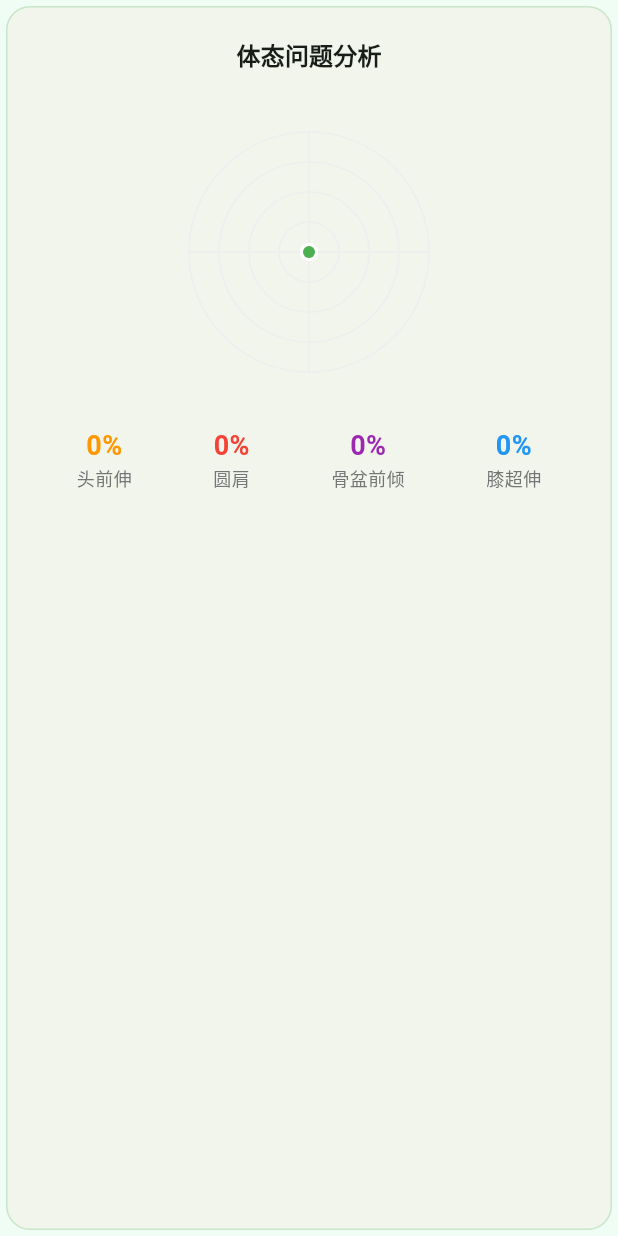
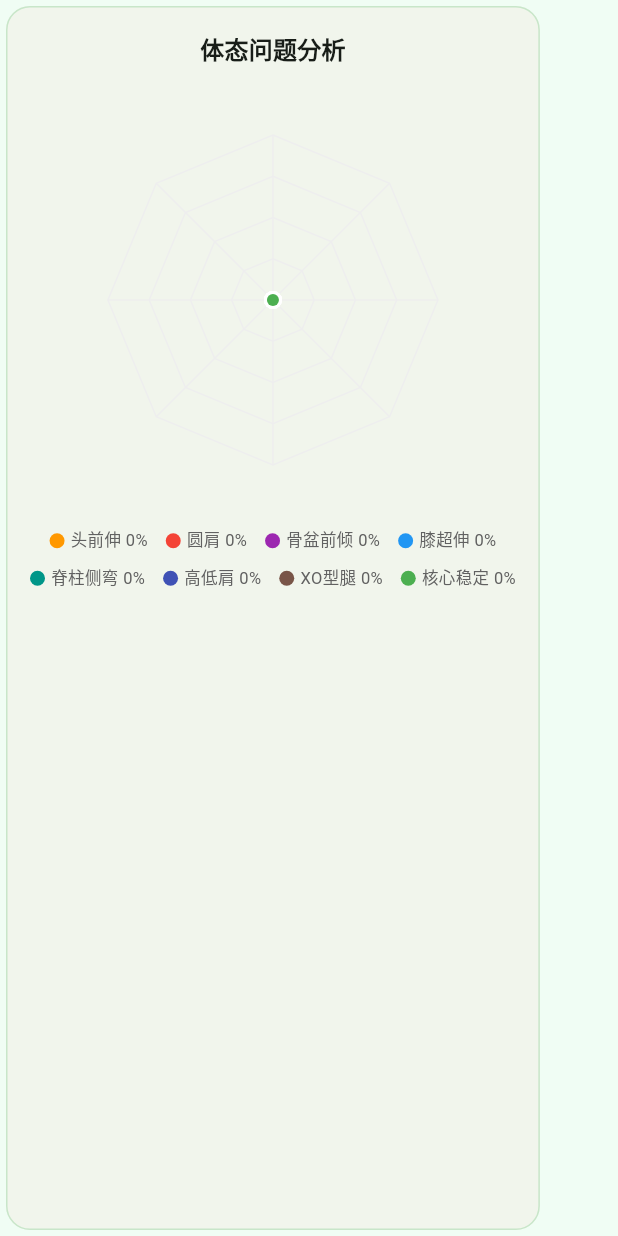
Before and after one commit to Miasakiii/KBjiaolian, a Flutter app: the RadarChartWidget widget shown alone on an empty page, opened directly with empty values, on a phone screen of 412 x 824 dp. Run offline on Flutter 3.47's test engine with Material 3 defaults, Android fonts, the phone set to English and light mode, and no system bars; our stand-ins replace go_router, image_picker, shared_preferences; accounts and stored records are empty; network calls fail.

Commit message:
feat(mobile): 扩展雷达图 4→8 维度

```diff
--- a/mobile/lib/models/analysis_result.dart
+++ b/mobile/lib/models/analysis_result.dart
@@ -59,12 +59,20 @@ class RadarData {
   final int roundShoulder;
   final int pelvicTilt;
   final int kneeExtension;
+  final int spinalCurvature;
+  final int shoulderHeight;
+  final int legAlignment;
+  final int coreStability;
 
   RadarData({
     required this.headForward,
     required this.roundShoulder,
     required this.pelvicTilt,
     required this.kneeExtension,
+    required this.spinalCurvature,
+    required this.shoulderHeight,
+    required this.legAlignment,
+    required this.coreStability,
   });
 
   factory RadarData.fromJson(Map<String, dynamic> json) {
@@ -73,6 +81,10 @@ class RadarData {
       roundShoulder: json['roundShoulder'] ?? 0,
       pelvicTilt: json['pelvicTilt'] ?? 0,
       kneeExtension: json['kneeExtension'] ?? 0,
+      spinalCurvature: json['spinalCurvature'] ?? 0,
+      shoulderHeight: json['shoulderHeight'] ?? 0,
+      legAlignment: json['legAlignment'] ?? 0,
+      coreStability: json['coreStability'] ?? 0,
     );
   }
 
@@ -82,6 +94,10 @@ class RadarData {
       'roundShoulder': roundShoulder,
       'pelvicTilt': pelvicTilt,
       'kneeExtension': kneeExtension,
+      'spinalCurvature': spinalCurvature,
+      'shoulderHeight': shoulderHeight,
+      'legAlignment': legAlignment,
+      'coreStability': coreStability,
     };
   }
 }
--- a/mobile/lib/widgets/analyze/radar_chart.dart
+++ b/mobile/lib/widgets/analyze/radar_chart.dart
@@ -8,28 +8,62 @@ class RadarChartWidget extends StatelessWidget {
 
   const RadarChartWidget({super.key, required this.data});
 
+  static const _labels = [
+    '头前伸',
+    '圆肩',
+    '骨盆前倾',
+    '膝超伸',
+    '脊柱侧弯',
+    '高低肩',
+    'XO型腿',
+    '核心稳定',
+  ];
+
+  static const _colors = [
+    Colors.orange,
+    Colors.red,
+    Colors.purple,
+    Colors.blue,
+    Colors.teal,
+    Colors.indigo,
+    Colors.brown,
+    Colors.green,
+  ];
+
+  List<int> get _values => [
+        data.headForward,
+        data.roundShoulder,
+        data.pelvicTilt,
+        data.kneeExtension,
+        data.spinalCurvature,
+        data.shoulderHeight,
+        data.legAlignment,
+        data.coreStability,
+      ];
+
   @override
   Widget build(BuildContext context) {
     return Card(
       child: Padding(
-        padding: const EdgeInsets.all(20),
+        padding: const EdgeInsets.all(16),
         child: Column(
           children: [
             Text(
               '体态问题分析',
               style: Theme.of(context).textTheme.titleMedium?.copyWith(
-                fontWeight: FontWeight.bold,
-              ),
+                    fontWeight: FontWeight.bold,
+                  ),
             ),
-            const SizedBox(height: 20),
+            const SizedBox(height: 16),
             SizedBox(
-              height: 200,
+              height: 280,
+              width: 280,
               child: CustomPaint(
-                size: const Size(200, 200),
+                size: const Size(280, 280),
                 painter: _RadarChartPainter(data: data),
               ),
             ),
-            const SizedBox(height: 16),
+            const SizedBox(height: 12),
             _buildLegend(),
           ],
         ),
@@ -38,126 +72,115 @@ class RadarChartWidget extends StatelessWidget {
   }
 
   Widget _buildLegend() {
-    final items = [
-      _LegendItem('头前伸', data.headForward, Colors.orange),
-      _LegendItem('圆肩', data.roundShoulder, Colors.red),
-      _LegendItem('骨盆前倾', data.pelvicTilt, Colors.purple),
-      _LegendItem('膝超伸', data.kneeExtension, Colors.blue),
-    ];
-
-    return Row(
-      mainAxisAlignment: MainAxisAlignment.spaceAround,
-      children: items.map((item) {
-        return Column(
+    return Wrap(
+      spacing: 12,
+      runSpacing: 8,
+      alignment: WrapAlignment.center,
+      children: List.generate(_labels.length, (i) {
+        return Row(
+          mainAxisSize: MainAxisSize.min,
           children: [
-            Text(
-              '${item.value}%',
-              style: TextStyle(
-                fontSize: 18,
-                fontWeight: FontWeight.bold,
-                color: item.color,
+            Container(
+              width: 10,
+              height: 10,
+              decoration: BoxDecoration(
+                color: _colors[i],
+                shape: BoxShape.circle,
               ),
             ),
+            const SizedBox(width: 4),
             Text(
-              item.label,
-              style: TextStyle(
-                fontSize: 12,
-                color: Colors.grey.shade600,
-              ),
+              '${_labels[i]} ${_values[i]}%',
+              style: TextStyle(fontSize: 11, color: Colors.grey.shade700),
             ),
           ],
         );
-      }).toList(),
+      }),
     );
   }
-}
-
-class _LegendItem {
-  final String label;
-  final int value;
-  final Color color;
-
-  _LegendItem(this.label, this.value, this.color);
 }
 
 class _RadarChartPainter extends CustomPainter {
   final RadarData data;
 
+  static const int _axisCount = 8;
+
   _RadarChartPainter({required this.data});
+
+  List<int> get _values => [
+        data.headForward,
+        data.roundShoulder,
+        data.pelvicTilt,
+        data.kneeExtension,
+        data.spinalCurvature,
+        data.shoulderHeight,
+        data.legAlignment,
+        data.coreStability,
+      ];
 
   @override
   void paint(Canvas canvas, Size size) {
     final center = Offset(size.width / 2, size.height / 2);
-    final radius = min(size.width, size.height) / 2 - 20;
+    final radius = min(size.width, size.height) / 2 - 30;
 
-    // 画背景网格
     _drawGrid(canvas, center, radius);
-
-    // 画数据区域
     _drawData(canvas, center, radius);
-
-    // 画数据点
     _drawPoints(canvas, center, radius);
   }
 
+  double _axisAngle(int index) => -pi / 2 + 2 * pi * index / _axisCount;
+
   void _drawGrid(Canvas canvas, Offset center, double radius) {
-    final paint = Paint()
+    final gridPaint = Paint()
       ..color = Colors.grey.shade200
       ..style = PaintingStyle.stroke
       ..strokeWidth = 1;
 
-    // 画同心圆
-    for (int i = 1; i <= 4; i++) {
-      final r = radius * i / 4;
-      canvas.drawCircle(center, r, paint);
+    for (int ring = 1; ring <= 4; ring++) {
+      final r = radius * ring / 4;
+      final path = Path();
+      for (int i = 0; i < _axisCount; i++) {
+        final angle = _axisAngle(i);
+        final point = Offset(center.dx + r * cos(angle), center.dy + r * sin(angle));
+        if (i == 0) {
+          path.moveTo(point.dx, point.dy);
+        } else {
+          path.lineTo(point.dx, point.dy);
+        }
+      }
+      path.close();
+      canvas.drawPath(path, gridPaint);
     }
 
-    // 画轴线
-    final angles = [-pi / 2, 0, pi / 2, pi];
-    for (final angle in angles) {
+    for (int i = 0; i < _axisCount; i++) {
+      final angle = _axisAngle(i);
       final endPoint = Offset(
         center.dx + radius * cos(angle),
         center.dy + radius * sin(angle),
       );
-      canvas.drawLine(center, endPoint, paint);
+      canvas.drawLine(center, endPoint, gridPaint);
     }
   }
 
   void _drawData(Canvas canvas, Offset center, double radius) {
-    final values = [
-      data.headForward / 100,
-      data.roundShoulder / 100,
-      data.pelvicTilt / 100,
-      data.kneeExtension / 100,
-    ];
-
-    final angles = [-pi / 2, 0, pi / 2, pi];
     final path = Path();
-
-    for (int i = 0; i < values.length; i++) {
-      final angle = angles[i];
-      final r = radius * values[i];
-      final point = Offset(
-        center.dx + r * cos(angle),
-        center.dy + r * sin(angle),
-      );
-
+    for (int i = 0; i < _axisCount; i++) {
+      final angle = _axisAngle(i);
+      final r = radius * (_values[i] / 100).clamp(0.0, 1.0);
+      final point = Offset(center.dx + r * cos(angle), center.dy + r * sin(angle));
       if (i == 0) {
         path.moveTo(point.dx, point.dy);
       } else {
         path.lineTo(point.dx, point.dy);
       }
     }
-
     path.close();
 
-    // 填充
     final fillPaint = Paint()
       ..color = Colors.green.withValues(alpha: 0.2)
       ..style = PaintingStyle.fill;
     canvas.drawPath(path, fillPaint);
 
-    // 边框
     final strokePaint = Paint()
       ..color = Colors.green
       ..style = PaintingStyle.stroke
@@ -166,39 +189,29 @@ class _RadarChartPainter extends CustomPainter {
   }
 
   void _drawPoints(Canvas canvas, Offset center, double radius) {
-    final values = [
-      data.headForward / 100,
-      data.roundShoulder / 100,
-      data.pelvicTilt / 100,
-      data.kneeExtension / 100,
-    ];
-
-    final angles = [-pi / 2, 0, pi / 2, pi];
-    final paint = Paint()
+    final fillPaint = Paint()
       ..color = Colors.green
       ..style = PaintingStyle.fill;
+    final bgPaint = Paint()..color = Colors.white;
 
-    for (int i = 0; i < values.length; i++) {
-      final angle = angles[i];
-      final r = radius * values[i];
-      final point = Offset(
-        center.dx + r * cos(angle),
-        center.dy + r * sin(angle),
-      );
-
-      // 白色背景
-      canvas.drawCircle(point, 6, Paint()..color = Colors.white);
-      // 绿色点
-      canvas.drawCircle(point, 4, paint);
+    for (int i = 0; i < _axisCount; i++) {
+      final angle = _axisAngle(i);
+      final r = radius * (_values[i] / 100).clamp(0.0, 1.0);
+      final point = Offset(center.dx + r * cos(angle), center.dy + r * sin(angle));
+      canvas.drawCircle(point, 6, bgPaint);
+      canvas.drawCircle(point, 4, fillPaint);
     }
   }
 
   @override
   bool shouldRepaint(covariant _RadarChartPainter old) {
-    // 数据未变时不重绘，避免无谓的 CPU 开销
     return old.data.headForward != data.headForward ||
         old.data.roundShoulder != data.roundShoulder ||
         old.data.pelvicTilt != data.pelvicTilt ||
-        old.data.kneeExtension != data.kneeExtension;
+        old.data.kneeExtension != data.kneeExtension ||
+        old.data.spinalCurvature != data.spinalCurvature ||
+        old.data.shoulderHeight != data.shoulderHeight ||
+        old.data.legAlignment != data.legAlignment ||
+        old.data.coreStability != data.coreStability;
   }
 }
```
